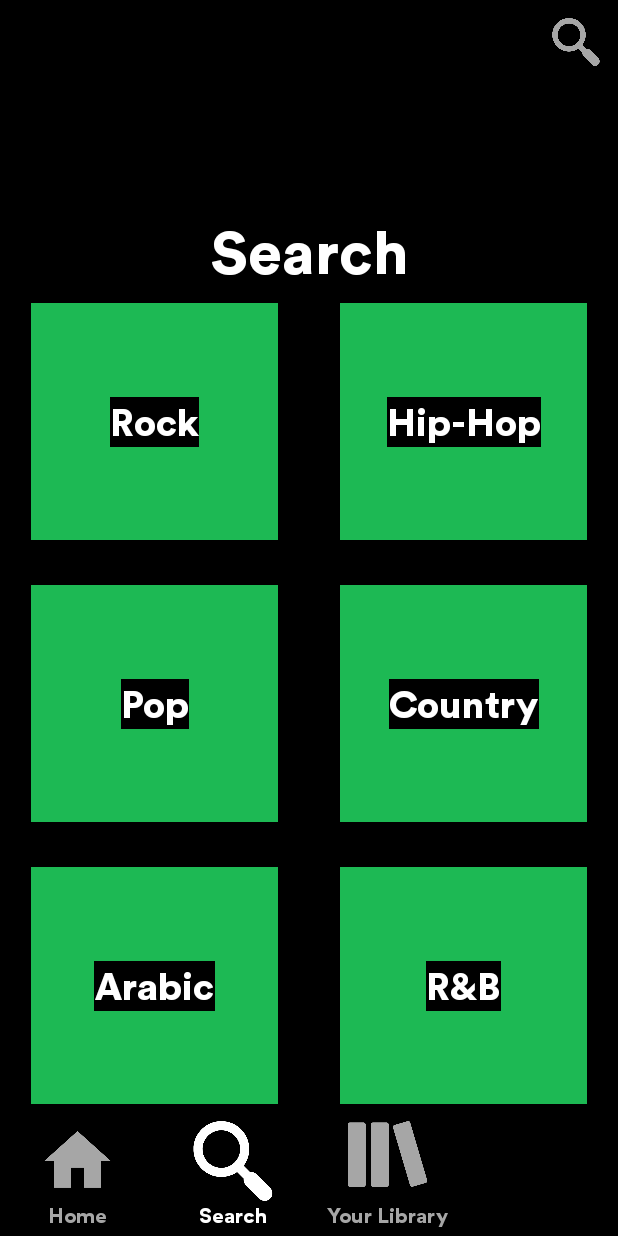
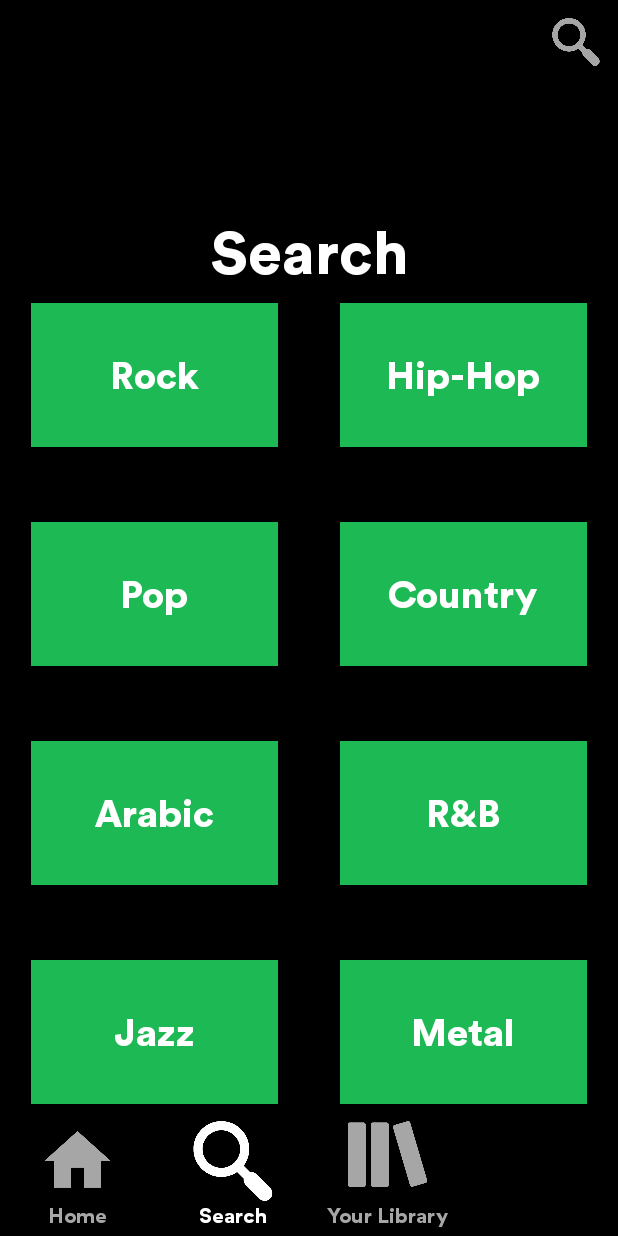
Before and after one commit to Shaalano31/Spotify-Android, an Android app: the SearchActivity screen opened directly, with no data from a screen before it, on a phone screen of 412 x 824 dp. Run offline under Robolectric (Android 15) with nearby library versions, the phone set to English and light mode, and no system bars; 2 statements that could not run were skipped.

Commit message:
Updated GUI and some more functionalities of search screen

```diff
--- a/app/src/main/AndroidManifest.xml
+++ b/app/src/main/AndroidManifest.xml
@@ -13,6 +13,7 @@
         android:supportsRtl="true"
         android:theme="@style/AppTheme">
         <activity android:name=".SearchActivity"
+            android:windowSoftInputMode="adjustPan"
             android:theme="@style/AppTheme.DarkActionBar"/>
         <activity android:name=".HomeScreen" />
 
--- a/app/src/main/java/com/example/spotify/SearchActivity.java
+++ b/app/src/main/java/com/example/spotify/SearchActivity.java
@@ -36,6 +36,9 @@ public class SearchActivity extends AppCompatActivity {
     GridView gridView;
     String []genres =
             {"Rock", "Hip-Hop", "Pop", "Country", "Arabic", "R&B", "Jazz", "Metal", "Classic", "Latin"};
+    int []colors =
+            {R.color.com_facebook_blue, R.color.colorAccent, R.color.BtnColor,
+            R.color.green, R.color.grey, R.color.red,R.color.orange,R.color.purple, R.color.maroon, R.color.turquoise, R.color.maroon};
     @Override
     protected void onCreate(Bundle savedInstanceState) {
         super.onCreate(savedInstanceState);
@@ -53,7 +56,7 @@ public class SearchActivity extends AppCompatActivity {
         recyclerView.setAdapter(searchRecyclerAdapter);
 
         gridView = findViewById(R.id.searchGridView);
-        SearchGridViewAdapter searchGridViewAdapter = new SearchGridViewAdapter(SearchActivity.this, genres);
+        SearchGridViewAdapter searchGridViewAdapter = new SearchGridViewAdapter(SearchActivity.this, genres, colors);
         gridView.setAdapter(searchGridViewAdapter);
 
     }
--- a/app/src/main/java/com/example/spotify/SearchGridViewAdapter.java
+++ b/app/src/main/java/com/example/spotify/SearchGridViewAdapter.java
@@ -14,10 +14,12 @@ public class SearchGridViewAdapter extends BaseAdapter {
     private Context context;
     private LayoutInflater inflater;
     private String[] genreNames;
+    private int[] colorNames;
 
-    SearchGridViewAdapter(Context c, String[] genreNames) {
+    SearchGridViewAdapter(Context c, String[] genreNames, int[] colorNames) {
         context = c;
         this.genreNames = genreNames;
+        this.colorNames = colorNames;
     }
 
     @Override
@@ -49,6 +51,7 @@ public class SearchGridViewAdapter extends BaseAdapter {
         TextView genreTextView = convertView.findViewById(R.id.genreTextView);
         ImageView genreImageView = convertView.findViewById(R.id.imageView);
         genreTextView.setText(genreNames[position]);
+        genreImageView.setImageResource(colorNames[position]);
 
         genreImageView.setOnClickListener(new View.OnClickListener() {
             @Override
--- a/app/src/main/java/com/example/spotify/signUp3.java
+++ b/app/src/main/java/com/example/spotify/signUp3.java
@@ -1,6 +1,7 @@
 package com.example.spotify;
 
 import android.app.DatePickerDialog;
+import android.content.Intent;
 import android.graphics.Color;
 import android.graphics.drawable.ColorDrawable;
 import android.icu.util.Calendar;
@@ -146,8 +147,8 @@ public class signUp3 extends AppCompatActivity {
 
                    if (age>12) {
 
-                       //Intent i = new Intent(signUp3.this, homescreen.class);   //the home screen shouldbe here
-                      // startActivity(i);
+                       Intent i = new Intent(signUp3.this, HomeScreen.class);   //the home screen shouldbe here
+                       startActivity(i);
 
                        Log.i("done clicked","age >12 " );
 
--- a/app/src/main/res/layout/genre_item.xml
+++ b/app/src/main/res/layout/genre_item.xml
@@ -9,26 +9,29 @@
     <ImageView
         android:id="@+id/imageView"
         android:layout_width="0dp"
-        android:layout_height="158dp"
-        android:layout_marginBottom="30dp"
+        android:layout_height="96dp"
+        android:layout_marginBottom="50dp"
         app:layout_constraintBottom_toBottomOf="parent"
         app:layout_constraintEnd_toStartOf="@+id/guideline2"
-        app:layout_constraintHorizontal_bias="0.0"
+        app:layout_constraintHorizontal_bias="1.0"
         app:layout_constraintStart_toStartOf="@+id/guideline"
         app:layout_constraintTop_toTopOf="parent"
+        app:layout_constraintVertical_bias="0.0"
         app:srcCompat="@color/BtnColor" />
 
     <TextView
         android:id="@+id/genreTextView"
         android:layout_width="wrap_content"
         android:layout_height="wrap_content"
+        android:background="#00000000"
         android:fontFamily="@font/lineto"
         android:text="TextView"
         android:textColor="@color/white"
         android:textSize="25sp"
         app:layout_constraintBottom_toBottomOf="@+id/imageView"
-        app:layout_constraintEnd_toEndOf="@+id/imageView"
-        app:layout_constraintStart_toStartOf="@+id/imageView"
+        app:layout_constraintEnd_toEndOf="parent"
+        app:layout_constraintHorizontal_bias="0.498"
+        app:layout_constraintStart_toStartOf="parent"
         app:layout_constraintTop_toTopOf="parent" />
 
     <androidx.constraintlayout.widget.Guideline
--- a/app/src/main/res/values/colors.xml
+++ b/app/src/main/res/values/colors.xml
@@ -8,4 +8,10 @@
     <color name="white">#ffffff</color>
     <color name="black">#000000</color>
     <color name="grey">#a6a6a6</color>
+    <color name="red">#FF0000</color>
+    <color name="orange">#FFA500</color>
+    <color name="purple">#9400D3</color>
+    <color name="lime">#00FF00</color>
+    <color name="maroon">#8B0000</color>
+    <color name="turquoise">#40E0D0</color>
 </resources>
```
